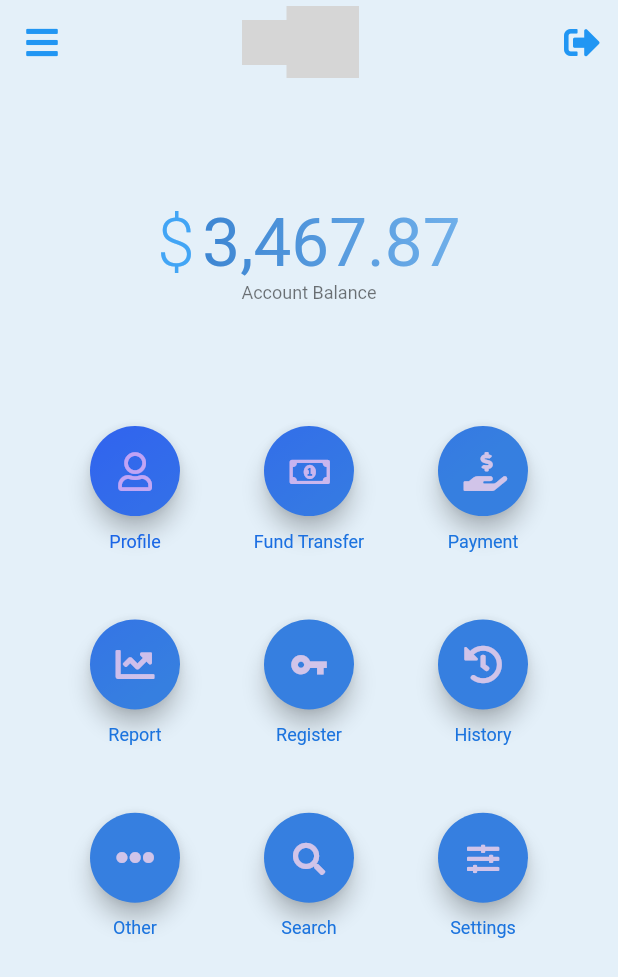
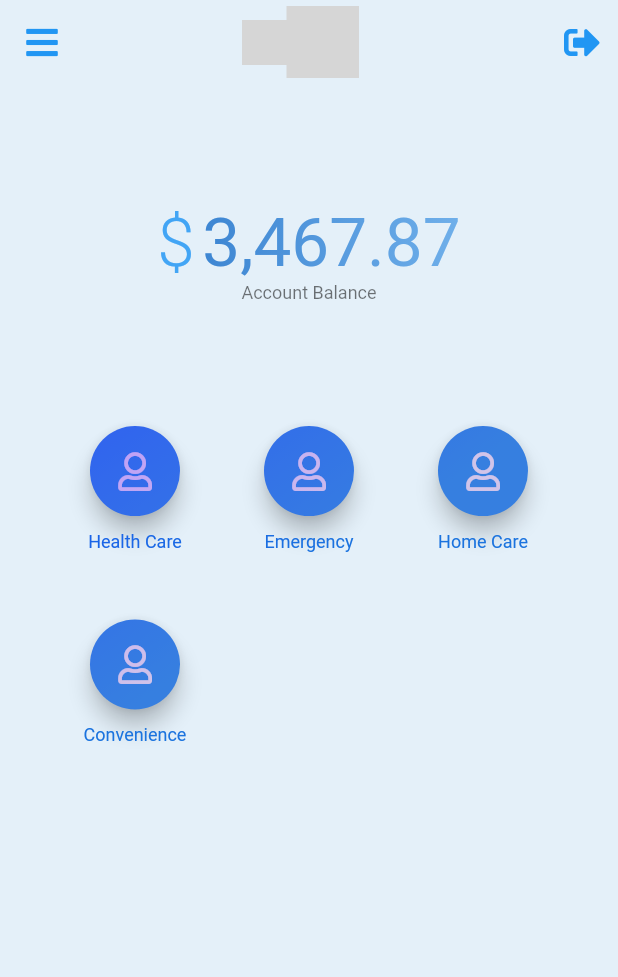
Before and after one commit to preetika22/Mai-Tree, a Flutter app: the DashboardScreen screen opened by its route, on a phone screen of 412 x 824 dp. Shown: the top 977 px of the screen. Run offline on Flutter 3.47's test engine with Material 2 defaults, Android fonts, the phone set to English and light mode, and no system bars; our stand-ins replace firebase_core, flutter_login, font_awesome_flutter; accounts and stored records are empty; grey boxes are pictures that could not be loaded.

Commit message:
Loading of service offerings from data file + navigation to booking screen with service id

```diff
--- a/Mai-tree/lib/dashboard_screen.dart
+++ b/Mai-tree/lib/dashboard_screen.dart
@@ -3,11 +3,15 @@ import 'package:flutter/material.dart';
 import 'package:font_awesome_flutter/font_awesome_flutter.dart';
 import 'package:flutter_login/theme.dart';
 import 'package:flutter_login/widgets.dart';
+import 'package:helping_hand/services/service_offering_provider.dart';
 import 'transition_route_observer.dart';
 import 'widgets/fade_in.dart';
 import 'constants.dart';
 import 'widgets/animated_numeric_text.dart';
 import 'widgets/round_button.dart';
+import 'services/service_offering_provider.dart';
+import 'view_models/service_offering.dart';
+import 'service_booking_screen.dart';
 
 class DashboardScreen extends StatefulWidget {
   static const routeName = '/dashboard';
@@ -31,6 +35,7 @@ class _DashboardScreenState extends State<DashboardScreen>
   static const headerAniInterval = Interval(.1, .3, curve: Curves.easeOut);
   late Animation<double> _headerScaleAnimation;
   AnimationController? _loadingController;
+  late List<ServiceOffering> offerings;
 
   @override
   void initState() {
@@ -197,6 +202,17 @@ class _DashboardScreenState extends State<DashboardScreen>
   Widget _buildDashboardGrid() {
     const step = 0.04;
     const aniInterval = 0.75;
+    var dashboardButtons = <Widget>[];
+
+    for(var offering in offerings) {
+      dashboardButtons.add(_buildButton(
+        icon: const Icon(FontAwesomeIcons.user),
+        label: offering.name,
+        interval: const Interval(0, aniInterval),
+        onPressedAction: () =>
+            Navigator.of(context).pushNamed(ServiceBookingScreen.routeName, arguments: offering.serviceId),
+      ));
+    }
 
     return GridView.count(
       padding: const EdgeInsets.symmetric(
@@ -206,66 +222,67 @@ class _DashboardScreenState extends State<DashboardScreen>
       childAspectRatio: .9,
       // crossAxisSpacing: 5,
       crossAxisCount: 3,
-      children: [
-        _buildButton(
-          icon: const Icon(FontAwesomeIcons.user),
-          label: 'Profile',
-          interval: const Interval(0, aniInterval),
-          onPressedAction: () => {
-            //Navigator.push(context, LoginScreen());
-            Navigator.of(context)
-                .pushReplacementNamed('/Profile')
-          },
-        ),
-        _buildButton(
-          icon: Container(
-            // fix icon is not centered like others for some reasons
-            padding: const EdgeInsets.only(left: 16.0),
-            alignment: Alignment.centerLeft,
-            child: const Icon(
-              FontAwesomeIcons.moneyBillAlt,
-              size: 20,
-            ),
-          ),
-          label: 'Fund Transfer',
-          interval: const Interval(step, aniInterval + step),
-        ),
-        _buildButton(
-          icon: const Icon(FontAwesomeIcons.handHoldingUsd),
-          label: 'Payment',
-          interval: const Interval(step * 2, aniInterval + step * 2),
-        ),
-        _buildButton(
-          icon: const Icon(FontAwesomeIcons.chartLine),
-          label: 'Report',
-          interval: const Interval(0, aniInterval),
-        ),
-        _buildButton(
-          icon: const Icon(Icons.vpn_key),
-          label: 'Register',
-          interval: const Interval(step, aniInterval + step),
-        ),
-        _buildButton(
-          icon: const Icon(FontAwesomeIcons.history),
-          label: 'History',
-          interval: const Interval(step * 2, aniInterval + step * 2),
-        ),
-        _buildButton(
-          icon: const Icon(FontAwesomeIcons.ellipsisH),
-          label: 'Other',
-          interval: const Interval(0, aniInterval),
-        ),
-        _buildButton(
-          icon: const Icon(FontAwesomeIcons.search, size: 20),
-          label: 'Search',
-          interval: const Interval(step, aniInterval + step),
-        ),
-        _buildButton(
-          icon: const Icon(FontAwesomeIcons.slidersH, size: 20),
-          label: 'Settings',
-          interval: const Interval(step * 2, aniInterval + step * 2),
-        ),
-      ],
+      children: dashboardButtons,
+      // children: [
+      //   _buildButton(
+      //     icon: const Icon(FontAwesomeIcons.user),
+      //     label: 'Profile',
+      //     interval: const Interval(0, aniInterval),
+      //     onPressedAction: () => {
+      //       //Navigator.push(context, LoginScreen());
+      //       Navigator.of(context)
+      //           .pushReplacementNamed('/Profile')
+      //     },
+      //   ),
+      //   _buildButton(
+      //     icon: Container(
+      //       // fix icon is not centered like others for some reasons
+      //       padding: const EdgeInsets.only(left: 16.0),
+      //       alignment: Alignment.centerLeft,
+      //       child: const Icon(
+      //         FontAwesomeIcons.moneyBillAlt,
+      //         size: 20,
+      //       ),
+      //     ),
+      //     label: 'Fund Transfer',
+      //     interval: const Interval(step, aniInterval + step),
+      //   ),
+      //   _buildButton(
+      //     icon: const Icon(FontAwesomeIcons.handHoldingUsd),
+      //     label: 'Payment',
+      //     interval: const Interval(step * 2, aniInterval + step * 2),
+      //   ),
+      //   _buildButton(
+      //     icon: const Icon(FontAwesomeIcons.chartLine),
+      //     label: 'Report',
+      //     interval: const Interval(0, aniInterval),
+      //   ),
+      //   _buildButton(
+      //     icon: const Icon(Icons.vpn_key),
+      //     label: 'Register',
+      //     interval: const Interval(step, aniInterval + step),
+      //   ),
+      //   _buildButton(
+      //     icon: const Icon(FontAwesomeIcons.history),
+      //     label: 'History',
+      //     interval: const Interval(step * 2, aniInterval + step * 2),
+      //   ),
+      //   _buildButton(
+      //     icon: const Icon(FontAwesomeIcons.ellipsisH),
+      //     label: 'Other',
+      //     interval: const Interval(0, aniInterval),
+      //   ),
+      //   _buildButton(
+      //     icon: const Icon(FontAwesomeIcons.search, size: 20),
+      //     label: 'Search',
+      //     interval: const Interval(step, aniInterval + step),
+      //   ),
+      //   _buildButton(
+      //     icon: const Icon(FontAwesomeIcons.slidersH, size: 20),
+      //     label: 'Settings',
+      //     interval: const Interval(step * 2, aniInterval + step * 2),
+      //   ),
+      // ],
     );
   }
 
@@ -293,7 +310,18 @@ class _DashboardScreenState extends State<DashboardScreen>
   @override
   Widget build(BuildContext context) {
     final theme = Theme.of(context);
+    var offeringService = ServiceOfferingProvider();
 
+    return FutureBuilder<List<ServiceOffering>>(
+      future: offeringService.fetchServiceOfferings(),
+      builder: (BuildContext context, AsyncSnapshot<List<ServiceOffering>> snapshot) {
+        if(snapshot.connectionState == ConnectionState.waiting){
+          return const Center(child: Text('Please wait its loading...'));
+        } else {
+          if(snapshot.hasError){
+            return Center(child: Text('Error: ${snapshot.error}'));
+          } else {
+            offerings = snapshot.data!;
             return WillPopScope(
               onWillPop: () => _goToLogin(context),
               child: SafeArea(
@@ -345,3 +373,8 @@ class _DashboardScreenState extends State<DashboardScreen>
             );
           }
         }
+      },
+    );
+
+  }
+}
--- a/Mai-tree/lib/main.dart
+++ b/Mai-tree/lib/main.dart
@@ -6,6 +6,7 @@ import 'firebase_options.dart';
 import 'dashboard_screen.dart';
 import 'login_screen.dart';
 import 'transition_route_observer.dart';
+import 'service_booking_screen.dart';
 
 void main() {
   SystemChrome.setSystemUIOverlayStyle(
@@ -49,7 +50,7 @@ class MyApp extends StatelessWidget {
       routes: {
         LoginScreen.routeName: (context) => const LoginScreen(),
         DashboardScreen.routeName: (context) => const DashboardScreen(),
-        '/Profile': (context) => const LoginScreen(),
+        ServiceBookingScreen.routeName: (context) => const ServiceBookingScreen(),
       },
     );
   }
```
Also changed, not shown: Mai-tree/lib/service_booking_screen.dart (added, +41 -0 lines). Lines whose indentation alone changed are shown as unchanged.
